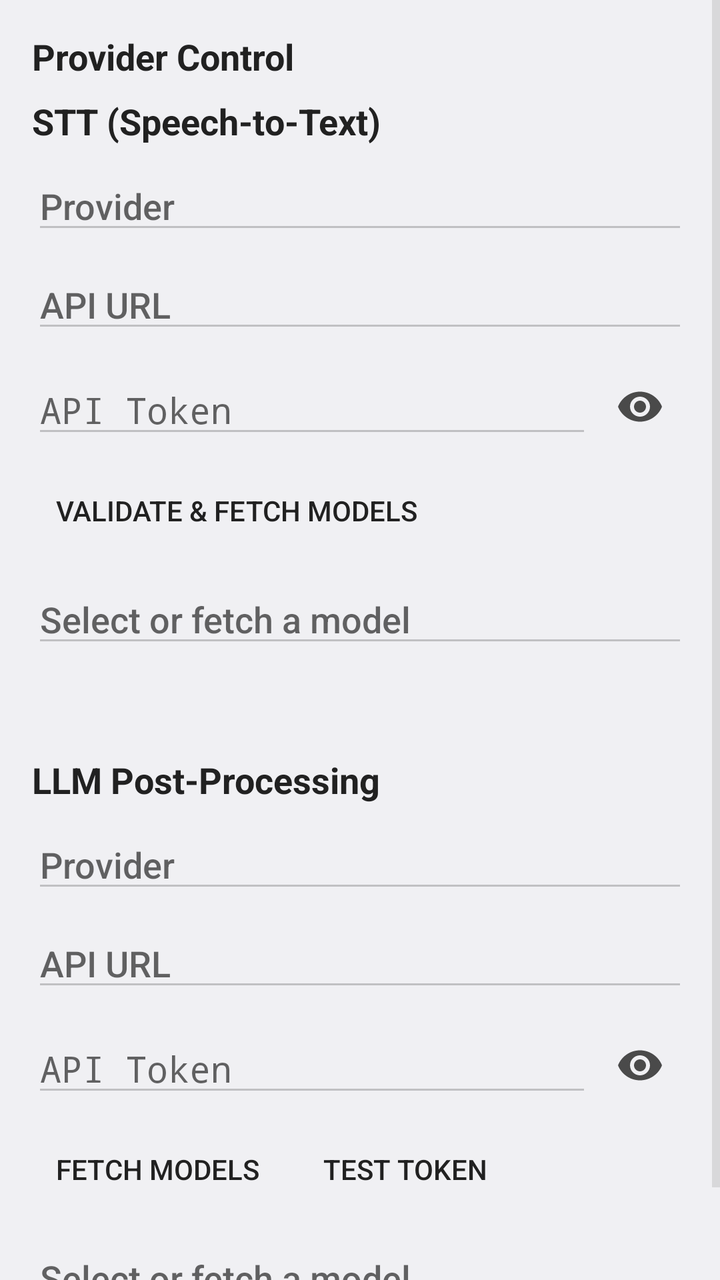
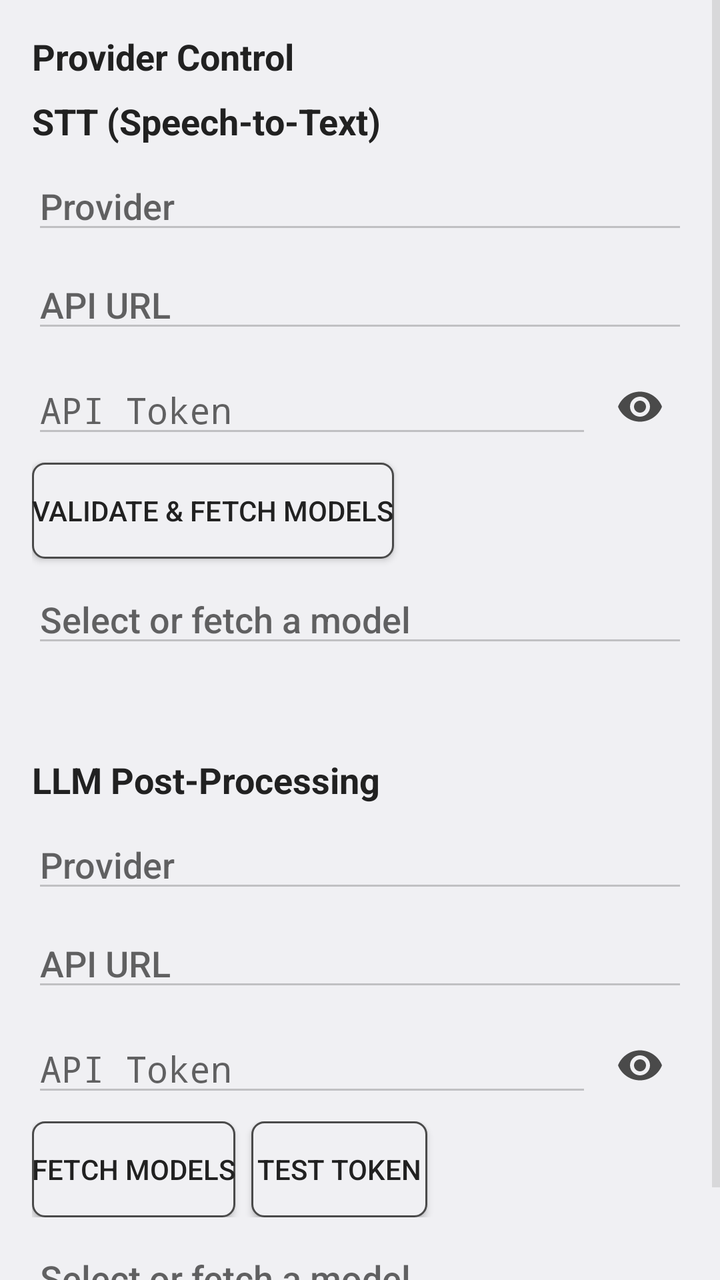

Screens rendered from an Android XML layout before and after an edit, with the pre-edit source and the edit as a unified diff.
<!-- AndroidManifest.xml: activity theme Theme.PolishedRecognition.Plain -->
<!-- res/layout/activity_providers.xml -->
<?xml version="1.0" encoding="utf-8"?>
<ScrollView xmlns:android="http://schemas.android.com/apk/res/android"
    android:layout_width="match_parent"
    android:layout_height="match_parent"
    android:fillViewport="true">

    <LinearLayout
        android:layout_width="match_parent"
        android:layout_height="wrap_content"
        android:orientation="vertical"
        android:padding="16dp">

        <TextView
            android:layout_width="match_parent"
            android:layout_height="wrap_content"
            android:text="@string/provider_control_section"
            android:textSize="18sp"
            android:textStyle="bold"
            android:textColor="?android:attr/textColorPrimary"
            android:layout_marginBottom="8dp" />

        
        <TextView
            android:layout_width="match_parent"
            android:layout_height="wrap_content"
            android:text="@string/stt_section"
            android:textSize="18sp"
            android:textStyle="bold"
            android:textColor="?android:attr/textColorPrimary"
            android:layout_marginBottom="8dp" />

        <AutoCompleteTextView
            android:id="@+id/stt_provider"
            android:layout_width="match_parent"
            android:layout_height="wrap_content"
            android:hint="@string/provider"
            android:inputType="none"
            android:focusable="false"
            android:cursorVisible="false"
            android:layout_marginBottom="8dp" />

        
        <EditText
            android:id="@+id/stt_url"
            android:layout_width="match_parent"
            android:layout_height="wrap_content"
            android:hint="@string/api_url"
            android:inputType="textUri"
            android:importantForAutofill="no"
            android:imeOptions="actionDone"
            android:layout_marginBottom="8dp" />

        <LinearLayout
            android:layout_width="match_parent"
            android:layout_height="wrap_content"
            android:orientation="horizontal"
            android:gravity="center_vertical"
            android:layout_marginBottom="4dp">
            <EditText
                android:id="@+id/stt_token"
                android:layout_width="0dp"
                android:layout_height="wrap_content"
                android:layout_weight="1"
                android:hint="@string/api_token"
                android:inputType="textPassword"
                android:importantForAutofill="no"
                android:imeOptions="actionDone" />
            <ImageButton
                android:id="@+id/stt_token_toggle"
                android:layout_width="48dp"
                android:layout_height="48dp"
                android:src="@drawable/ic_eye"
                android:background="?android:attr/selectableItemBackgroundBorderless"
                android:contentDescription="@string/show_password"
                android:scaleType="center" />
        </LinearLayout>

        <Button
            android:id="@+id/validate_stt"
            android:layout_width="wrap_content"
            android:layout_height="wrap_content"
            android:text="@string/validate_fetch"
            style="@android:style/Widget.DeviceDefault.Button.Borderless"
            android:layout_marginBottom="8dp" />

        <AutoCompleteTextView
            android:id="@+id/stt_model"
            android:layout_width="match_parent"
            android:layout_height="wrap_content"
            android:hint="@string/model"
            android:inputType="text|textNoSuggestions"
            android:importantForAutofill="no"
            android:completionThreshold="1"
            android:layout_marginBottom="16dp" />

        <View style="@style/SettingsDivider" />

        
        <TextView
            android:layout_width="match_parent"
            android:layout_height="wrap_content"
            android:text="@string/llm_section"
            android:textSize="18sp"
            android:textStyle="bold"
            android:textColor="?android:attr/textColorPrimary"
            android:layout_marginBottom="8dp" />

        <AutoCompleteTextView
            android:id="@+id/llm_provider"
            android:layout_width="match_parent"
            android:layout_height="wrap_content"
            android:hint="@string/provider"
            android:inputType="none"
            android:focusable="false"
            android:cursorVisible="false"
            android:layout_marginBottom="8dp" />

        <EditText
            android:id="@+id/llm_url"
            android:layout_width="match_parent"
            android:layout_height="wrap_content"
            android:hint="@string/api_url"
            android:inputType="textUri"
            android:importantForAutofill="no"
            android:imeOptions="actionDone"
            android:layout_marginBottom="8dp" />

        <LinearLayout
            android:layout_width="match_parent"
            android:layout_height="wrap_content"
            android:orientation="horizontal"
            android:gravity="center_vertical"
            android:layout_marginBottom="4dp">
            <EditText
                android:id="@+id/llm_token"
                android:layout_width="0dp"
                android:layout_height="wrap_content"
                android:layout_weight="1"
                android:hint="@string/api_token"
                android:inputType="textPassword"
                android:importantForAutofill="no"
                android:imeOptions="actionDone" />
            <ImageButton
                android:id="@+id/llm_token_toggle"
                android:layout_width="48dp"
                android:layout_height="48dp"
                android:src="@drawable/ic_eye"
                android:background="?android:attr/selectableItemBackgroundBorderless"
                android:contentDescription="@string/show_password"
                android:scaleType="center" />
        </LinearLayout>

        <LinearLayout
            android:layout_width="match_parent"
            android:layout_height="wrap_content"
            android:orientation="horizontal"
            android:layout_marginBottom="8dp">

            <Button
                android:id="@+id/fetch_llm_models"
                android:layout_width="wrap_content"
                android:layout_height="wrap_content"
                android:text="@string/fetch_models"
                style="@android:style/Widget.DeviceDefault.Button.Borderless"
                android:layout_marginEnd="8dp" />

            <Button
                android:id="@+id/test_llm_token"
                android:layout_width="wrap_content"
                android:layout_height="wrap_content"
                android:text="@string/test_token"
                style="@android:style/Widget.DeviceDefault.Button.Borderless" />
        </LinearLayout>

        <AutoCompleteTextView
            android:id="@+id/llm_model"
            android:layout_width="match_parent"
            android:layout_height="wrap_content"
            android:hint="@string/model"
            android:inputType="text|textNoSuggestions"
            android:importantForAutofill="no"
            android:completionThreshold="1"
            android:layout_marginBottom="16dp" />

    </LinearLayout>
</ScrollView>
<!-- resources referenced by this layout -->
<resources>
  <!-- drawable ic_eye (drawable) -->
  <?xml version="1.0" encoding="utf-8"?>
  <vector xmlns:android="http://schemas.android.com/apk/res/android"
      android:width="24dp"
      android:height="24dp"
      android:viewportWidth="24"
      android:viewportHeight="24">
      <path
          android:fillColor="?android:attr/textColorSecondary"
          android:pathData="M12,4.5C7,4.5 2.73,7.61 1,12c1.73,4.39 6,7.5 11,7.5s9.27,-3.11 11,-7.5c-1.73,-4.39 -6,-7.5 -11,-7.5zM12,17c-2.76,0 -5,-2.24 -5,-5s2.24,-5 5,-5 5,2.24 5,5 -2.24,5 -5,5zM12,9c-1.66,0 -3,1.34 -3,3s1.34,3 3,3 3,-1.34 3,-3 -1.34,-3 -3,-3z" />
  </vector>
  <string name="api_token">API Token</string>
  <string name="api_url">API URL</string>
  <string name="fetch_models">Fetch Models</string>
  <string name="llm_section">LLM Post-Processing</string>
  <string name="model">Select or fetch a model</string>
  <string name="provider">Provider</string>
  <string name="provider_control_section">Provider Control</string>
  <string name="show_password">Show password</string>
  <string name="stt_section">STT (Speech-to-Text)</string>
  <string name="test_token">Test Token</string>
  <string name="validate_fetch">Validate &amp; Fetch Models</string>
  <style name="SettingsDivider">
          <item name="android:layout_width">match_parent</item>
          <item name="android:layout_height">1dp</item>
          <item name="android:background">@color/text_secondary</item>
          <item name="android:layout_marginTop">16dp</item>
          <item name="android:layout_marginBottom">16dp</item>
      </style>
  <style name="Theme.PolishedRecognition.Plain" parent="@android:style/Theme.DeviceDefault.DayNight">
          <item name="android:windowNoTitle">true</item>
          <item name="android:windowActionBar">false</item>
          
          <item name="android:textColorPrimary">@color/text_primary</item>
          <item name="android:textColorSecondary">@color/text_secondary</item>
          <item name="android:textColorTertiary">@color/text_tertiary</item>
          
          <item name="android:colorControlNormal">@color/control_quiet</item>
      </style>
  <color name="control_quiet">#33000000</color>
</resources>

<!-- the commit's change to res/layout/activity_providers.xml (unified diff, before → after) -->
@@ -80,7 +80,7 @@
             android:layout_width="wrap_content"
             android:layout_height="wrap_content"
             android:text="@string/validate_fetch"
-            style="@android:style/Widget.DeviceDefault.Button.Borderless"
+            style="@style/AppButton"
             android:layout_marginBottom="8dp" />
 
         <AutoCompleteTextView
@@ -161,7 +161,7 @@
                 android:layout_width="wrap_content"
                 android:layout_height="wrap_content"
                 android:text="@string/fetch_models"
-                style="@android:style/Widget.DeviceDefault.Button.Borderless"
+                style="@style/AppButton"
                 android:layout_marginEnd="8dp" />
 
             <Button
@@ -169,7 +169,7 @@
                 android:layout_width="wrap_content"
                 android:layout_height="wrap_content"
                 android:text="@string/test_token"
-                style="@android:style/Widget.DeviceDefault.Button.Borderless" />
+                style="@style/AppButton" />
         </LinearLayout>
 
         <AutoCompleteTextView
<!-- resource entries referenced after the edit -->
@@ -22,6 +22,9 @@
   <string name="stt_section">STT (Speech-to-Text)</string>
   <string name="test_token">Test Token</string>
   <string name="validate_fetch">Validate &amp; Fetch Models</string>
+  <style name="AppButton">
+          <item name="android:background">@drawable/app_button_bg</item>
+      </style>
   <style name="SettingsDivider">
           <item name="android:layout_width">match_parent</item>
           <item name="android:layout_height">1dp</item>
@@ -39,6 +42,20 @@
           
           <item name="android:colorControlNormal">@color/control_quiet</item>
       </style>
+  <!-- drawable app_button_bg (drawable) -->
+  <?xml version="1.0" encoding="utf-8"?>
+  <ripple xmlns:android="http://schemas.android.com/apk/res/android"
+      android:color="?android:attr/colorControlHighlight">
+      <item>
+          <shape android:shape="rectangle">
+              <solid android:color="?android:attr/colorBackground" />
+              <stroke
+                  android:width="1dp"
+                  android:color="?android:attr/textColorSecondary" />
+              <corners android:radius="6dp" />
+          </shape>
+      </item>
+  </ripple>
   <color name="control_quiet">#33000000</color>
 </resources>
 
